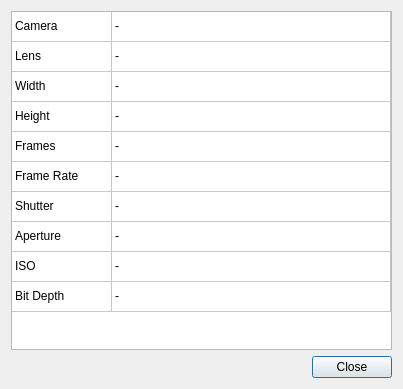
Above: platform/qt/InfoDialog.ui from ilia3101/MLV-App before the change. Below: the same form after it.
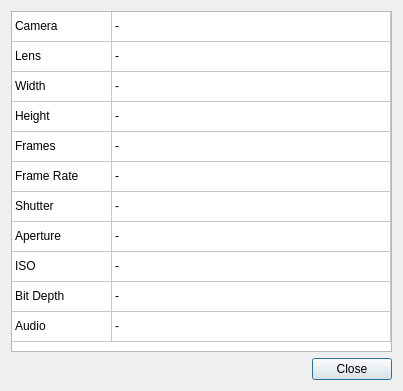
That is the form after the change.

Commit message: Added some macros for audio. QtApp: Infodialog shows AudioInfo.

The edit to the form file:
```diff
--- a/platform/qt/InfoDialog.ui
+++ b/platform/qt/InfoDialog.ui
@@ -7,7 +7,7 @@
     <x>0</x>
     <y>0</y>
     <width>403</width>
-    <height>389</height>
+    <height>391</height>
    </rect>
   </property>
   <property name="windowTitle">
@@ -84,6 +84,11 @@
        <string>10</string>
       </property>
      </row>
+     <row>
+      <property name="text">
+       <string>11</string>
+      </property>
+     </row>
      <column>
       <property name="text">
        <string>Category</string>
@@ -194,6 +199,16 @@
        <string>-</string>
       </property>
      </item>
+     <item row="10" column="0">
+      <property name="text">
+       <string>Audio</string>
+      </property>
+     </item>
+     <item row="10" column="1">
+      <property name="text">
+       <string>-</string>
+      </property>
+     </item>
     </widget>
    </item>
    <item row="1" column="0">
```
The commit also changes 2 other files.
